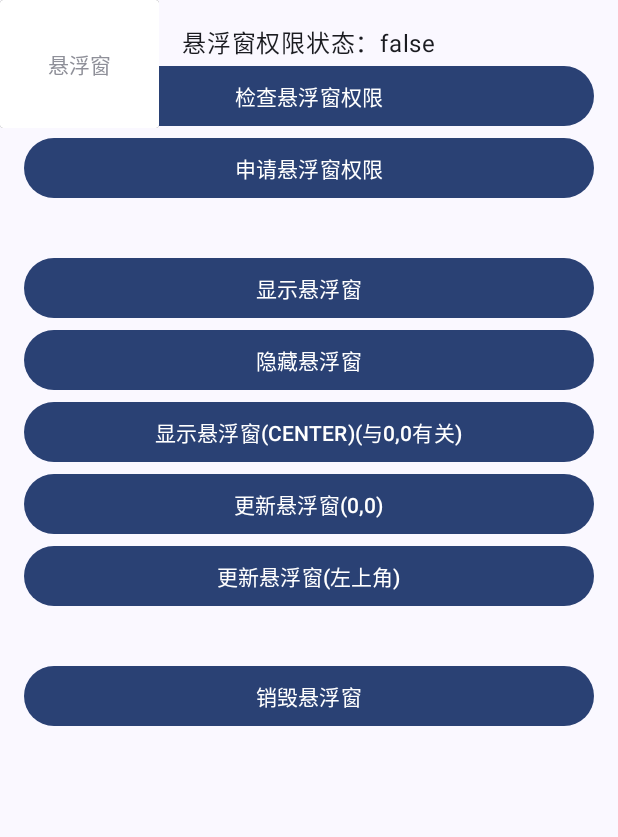
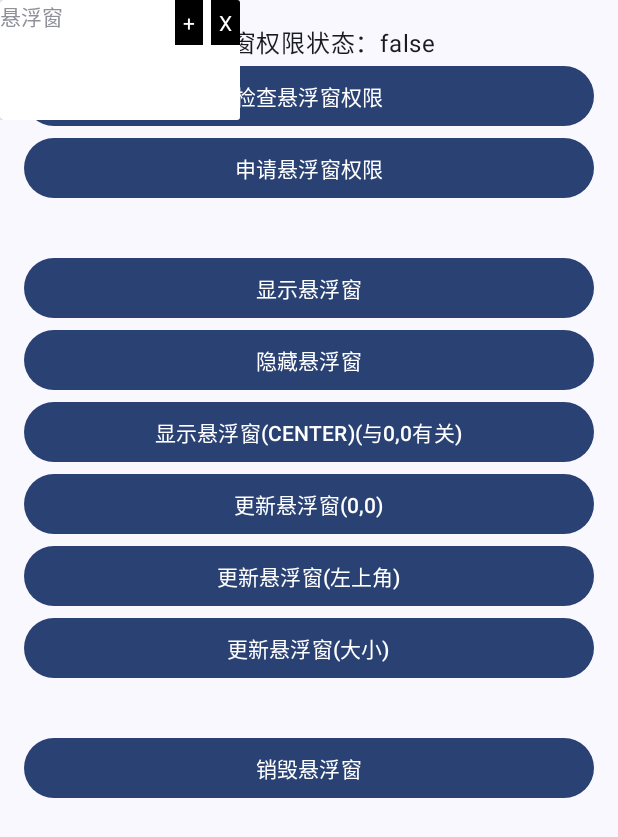
Before and after one commit to munch1182/p1, an Android app built with Jetpack Compose: the screen it shows after launch (FloatWindowActivity), after a tap on "显示悬浮窗", on a phone screen of 412 x 824 dp. Shown: the top 837 px of the screen. Run offline under Robolectric (Android 15) with nearby library versions, the phone set to English and light mode, and no system bars.

Commit message:
FWWidget touch and click

```diff
--- a/app/src/main/java/com/munch1182/p1/FloatWindowActivity.kt
+++ b/app/src/main/java/com/munch1182/p1/FloatWindowActivity.kt
@@ -7,8 +7,9 @@ import android.net.Uri
 import android.os.Bundle
 import android.provider.Settings
 import android.view.Gravity
-import android.widget.Button
+import android.view.View
 import android.widget.FrameLayout
+import android.widget.LinearLayout
 import android.widget.TextView
 import androidx.activity.ComponentActivity
 import androidx.cardview.widget.CardView
@@ -31,9 +32,11 @@ import androidx.compose.ui.Modifier
 import androidx.compose.ui.platform.LocalContext
 import androidx.compose.ui.tooling.preview.Preview
 import androidx.compose.ui.unit.dp
+import androidx.core.view.isVisible
 import androidx.core.view.setPadding
 import com.munch1182.lib.floatwindow.FWManager
 import com.munch1182.lib.keepScreenOn
+import com.munch1182.lib.toast
 import com.munch1182.p1.ui.theme.P1Theme
 
 class FloatWindowActivity : ComponentActivity() {
@@ -50,40 +53,87 @@ class FloatWindowActivity : ComponentActivity() {
 
     private fun Context.showFloatWindow() {
         val ctx = this.applicationContext
-        val minView = FrameLayout(ctx).apply {
-            addView(Button(ctx).apply {
-                text = "最小化"
+        val floatWindow = FrameLayout(ctx).apply {
+            id = R.id.float_window
+            addView(TextView(ctx).apply { text = "悬浮窗" })
+            addView(
+                LinearLayout(ctx).apply {
+                    addView(TextView(ctx).apply {
+                        setBackgroundColor(Color.BLACK)
+                        setTextColor(Color.WHITE)
+                        setOnClickListener { toggleMinShow() }
+                        setPadding(8.dp.value.toInt())
+                        text = "+"
+                    })
+                    addView(View(ctx), LinearLayout.LayoutParams(8, 1))
+                    addView(TextView(ctx).apply {
+                        setBackgroundColor(Color.BLACK)
+                        setTextColor(Color.WHITE)
+                        setOnClickListener { FWManager.hideAll() }
+                        setPadding(8.dp.value.toInt())
+                        text = "X"
+                    })
+                }, FrameLayout.LayoutParams(
+                    FrameLayout.LayoutParams.WRAP_CONTENT,
+                    FrameLayout.LayoutParams.WRAP_CONTENT
+                ).apply { gravity = Gravity.END or Gravity.TOP }
+            )
+
+            layoutParams = FrameLayout.LayoutParams(240, 120)
+            setBackgroundColor(Color.parseColor("#ffffff"))
+            setOnClickListener { toast("点击了悬浮窗") }
+        }
+
+        val floatMinWindow = FrameLayout(ctx).apply {
+            id = R.id.float_window_min
+            visibility = View.GONE
+            setBackgroundColor(Color.BLACK)
+            addView(TextView(ctx).apply {
+                setBackgroundColor(Color.BLACK)
+                setTextColor(Color.WHITE)
+                setOnClickListener { toggleMinShow() }
+                setPadding(8.dp.value.toInt())
+                text = "口"
+            }, FrameLayout.LayoutParams(80, 120))
+        }
+        val card = CardView(ctx).apply {
+            addView(FrameLayout(ctx).apply {
+                addView(floatMinWindow)
+                addView(floatWindow)
             })
-            setPadding(
-                8.dp.value.toInt(),
-                64.dp.value.toInt(),
-                8.dp.value.toInt(),
-                64.dp.value.toInt()
-            )
-            tag = "minView"
-            setOnClickListener {
-
-            }
         }
-        val floatWindow = FrameLayout(ctx).apply {
-            addView(TextView(ctx).apply {
-                text = "悬浮窗"
-            })
-            setPadding(48.dp.value.toInt())
-            setBackgroundColor(Color.parseColor("#ffffff"))
-            tag = "floatWindow"
-        }
-        val card = CardView(ctx).apply { addView(floatWindow) }
 
         if (FWManager.isDestroy()) {
-            FWManager.create(card).setEdgeMoveListener {
-
-            }
+            FWManager.create(card).setEdgeMoveListener { toggleMinShow() }
         }
         FWManager.show()
     }
 
+    private fun toggleMinShow() {
+        FWManager.updateView { v, _ ->
+            val floatWindow = v.findViewById<View>(R.id.float_window)
+            val floatWindowMin = v.findViewById<View>(R.id.float_window_min)
+            if (floatWindow.isVisible) {
+                floatWindow.visibility = View.GONE
+                floatWindowMin.visibility = View.VISIBLE
+            } else {
+                floatWindow.visibility = View.VISIBLE
+                floatWindowMin.visibility = View.GONE
+            }
+            true
+        }
+    }
+
     private fun setupFloatWindow(type: Int, setGravity: MutableState<Int>? = null) {
+        if (type == 3) {
+            FWManager.updateView { v, lp ->
+                v.setBackgroundColor(Color.RED)
+                v.invalidate()
+                lp.width = if (lp.width == 240) 120 else 240
+                return@updateView true
+            }
+            return
+        }
         FWManager.update {
             when (type) {
                 0 -> {
@@ -146,6 +196,7 @@ class FloatWindowActivity : ComponentActivity() {
             Item("显示悬浮窗(${showString(gravity)})(与0,0有关)") { setupFloatWindow(2, gravity) }
             Item("更新悬浮窗(0,0)") { setupFloatWindow(1) }
             Item("更新悬浮窗(左上角)") { setupFloatWindow(0) }
+            Item("更新悬浮窗(大小)") { setupFloatWindow(3) }
             Spacer(Modifier.height(32.dp))
             Item("销毁悬浮窗") { FWManager.destroyAll() }
         }
--- a/libFloatWindow/src/main/java/com/munch1182/lib/floatwindow/FWManager.kt
+++ b/libFloatWindow/src/main/java/com/munch1182/lib/floatwindow/FWManager.kt
@@ -8,12 +8,10 @@ import android.graphics.Point
 import android.graphics.Rect
 import android.provider.Settings
 import android.view.Gravity
-import android.view.MotionEvent
 import android.view.View
 import android.view.WindowManager
 import android.view.animation.BounceInterpolator
 import androidx.core.view.isVisible
-import kotlin.math.absoluteValue
 
 object FWManager {
 
@@ -50,12 +48,16 @@ object FWManager {
         return map[id]?.view?.isVisible ?: false
     }
 
-    fun update(id: String = DEFAULT_ID, updateLP: WindowManager.LayoutParams.() -> Boolean) {
+    fun update(id: String = DEFAULT_ID, update: WindowManager.LayoutParams.() -> Boolean) {
+        updateView(id) { _, lp -> update(lp) }
+    }
+
+    fun updateView(id: String = DEFAULT_ID, update: (View, WindowManager.LayoutParams) -> Boolean) {
         val fwWidget = map[id] ?: return
-        if (!updateLP(fwWidget.lp)) {
+        if (!update(fwWidget.view, fwWidget.lp)) {
             return
         }
-        fwWidget.view.context.wm()?.updateViewLayout(fwWidget.view, fwWidget.lp)
+        fwWidget.update()
     }
 
     fun setEdgeMoveListener(
@@ -88,15 +90,12 @@ object FWManager {
     }
 }
 
-class FWWidget internal constructor(internal val view: View) {
+class FWWidget internal constructor(val view: View) {
 
     private val ctx = view.context.applicationContext
     internal val lp by lazy { WindowManager.LayoutParams() }
-    private val canMoveRect by lazy { view.findCanMoveRect() }
-
-    private val touchListener by lazy {
-        FWTouchListener({ x, y, isDowned -> followMove(x, y, isDowned) }, { attachEdge(it) })
-    }
+    private var canMoveRect = view.findCanMoveRect()
+    private val tfl by lazy { TouchFrameLayout(ctx).apply { addView(view) } }
 
     // 当view贴边后，仍然向该方向滑动的回调
     private var edgeMoveListener: ((leftTrueOrRight: Boolean) -> Unit)? = null
@@ -106,27 +105,38 @@ class FWWidget internal constructor(internal val view: View) {
     }
 
     internal fun create(): FWWidget {
-        if (view.isAttachedToWindow) {
+        if (tfl.isAttachedToWindow) {
             return this
         }
         updateLP()
         hide()
-        view.setOnTouchListener(touchListener)
-        ctx.wm()?.addView(view, lp)
+        tfl.setMoveListener { x, y, isMove -> followMove(x, y, isMove) }
+            .setAttachEdgeListener { attachEdge(it) }
+        ctx.wm()?.addView(tfl, lp)
+        updateCanMoveRect()
         return this
     }
 
+    internal fun update() {
+        ctx.wm()?.updateViewLayout(tfl, lp)
+        updateCanMoveRect()
+    }
+
     internal fun show() {
-        view.visibility = View.VISIBLE
+        tfl.visibility = View.VISIBLE
     }
 
     internal fun hide() {
-        view.visibility = View.GONE
+        tfl.visibility = View.GONE
     }
 
     internal fun destroy() {
-        view.setOnTouchListener(null)
-        ctx.wm()?.removeView(view)
+        tfl.setOnTouchListener(null)
+        ctx.wm()?.removeView(tfl)
+    }
+
+    private fun updateCanMoveRect() {
+        canMoveRect = view.findCanMoveRect()
     }
 
     private fun updateLP() {
@@ -159,7 +169,7 @@ class FWWidget internal constructor(internal val view: View) {
         lp.x += x
         lp.y += y
 
-        ctx.wm()?.updateViewLayout(view, lp)
+        update()
     }
 
     private fun attachEdge(xDistance: Int) {
@@ -174,76 +184,11 @@ class FWWidget internal constructor(internal val view: View) {
                     return@addUpdateListener
                 }
                 lp.x += x
-                ctx.wm()?.updateViewLayout(view, lp)
+                update()
             }
         }.start()
     }
 
-}
-
-internal class FWTouchListener(
-    private val moveListener: ((x: Int, y: Int, isDowned: Boolean) -> Unit)? = null,
-    private val attachEdgeListener: ((xDistance: Int) -> Unit)? = null,
-) : View.OnTouchListener {
-    private val lastMovePoint = Point()
-
-    private var isMoving = false
-    private var halfScreenWidth = -1
-    private var endX = -1
-
-    override fun onTouch(v: View?, event: MotionEvent?): Boolean {
-        v ?: return false
-        event ?: return false
-
-
-        if (halfScreenWidth == -1) {
-            // 因为本身有宽度，所以左边判断范围少一点
-            halfScreenWidth = (v.context.screenWidth() - v.width) / 2
-        }
-        if (endX == -1) {
-            // endX = halfScreenWidth * 2 - v.width // 理论上是第一个，但是用第二个好用
-            endX = halfScreenWidth * 2
-        }
-
-        val x = event.rawX.toInt()
-        val y = event.rawY.toInt()
-
-        when (event.action) {
-            MotionEvent.ACTION_DOWN -> {
-                isMoving = false
-                lastMovePoint.set(x, y)
-                return true
-            }
-
-            MotionEvent.ACTION_MOVE -> {
-
-                val mX = x - lastMovePoint.x
-                val mY = y - lastMovePoint.y
-                lastMovePoint.set(x, y)
-
-                moveListener?.invoke(mX, mY, !isMoving)
-                isMoving = true
-                return true
-            }
-
-            MotionEvent.ACTION_UP -> {
-                if (!isMoving) {
-                    v.performClick()
-                    return false
-                }
-                isMoving = false
-
-                val loc = v.getInLocation()
-                val xDistance = if (loc.x > halfScreenWidth) {
-                    (endX - loc.x).absoluteValue
-                } else {
-                    loc.x * -1
-                }
-                attachEdgeListener?.invoke(xDistance)
-            }
-        }
-        return false
-    }
 }
 
 fun Context.wm(): WindowManager? {
@@ -251,17 +196,13 @@ fun Context.wm(): WindowManager? {
         .getOrNull()
 }
 
-private fun View.getInLocation(): Point {
+internal fun View.getInLocation(): Point {
     val loc = IntArray(2)
     getLocationOnScreen(loc)
     return Point(loc[0], loc[1])
 }
 
-private fun Context.screenWidth(): Int {
-    return resources.displayMetrics.widthPixels
-}
-
-private fun View.findCanMoveRect(): Rect {
+internal fun View.findCanMoveRect(): Rect {
     return Rect(
         0,
         context.getStatusBarHeight(),
@@ -271,8 +212,14 @@ private fun View.findCanMoveRect(): Rect {
     )
 }
 
+
+internal fun Context.screenWidth(): Int {
+    return resources.displayMetrics.widthPixels
+}
+
+
 @SuppressLint("InternalInsetResource")
-private fun Context.getStatusBarHeight(): Int {
+internal fun Context.getStatusBarHeight(): Int {
     return kotlin.runCatching {
         resources.getDimensionPixelSize(
             resources.getIdentifier(
@@ -285,7 +232,7 @@ private fun Context.getStatusBarHeight(): Int {
 }
 
 @SuppressLint("InternalInsetResource")
-private fun Context.getNavigationBarHeight(): Int {
+internal fun Context.getNavigationBarHeight(): Int {
     return kotlin.runCatching {
         resources.getDimensionPixelSize(
             resources.getIdentifier("navigation_bar_height", "dimen", "android")
--- /dev/null
+++ b/libFloatWindow/src/main/java/com/munch1182/lib/floatwindow/TouchFrameLayout.kt
@@ -0,0 +1,113 @@
+package com.munch1182.lib.floatwindow
+
+import android.content.Context
+import android.graphics.Color
+import android.graphics.Point
+import android.util.AttributeSet
+import android.view.MotionEvent
+import android.widget.FrameLayout
+import androidx.annotation.AttrRes
+import androidx.annotation.StyleRes
+import kotlin.math.absoluteValue
+
+class TouchFrameLayout @JvmOverloads constructor(
+    context: Context,
+    attr: AttributeSet? = null,
+    @AttrRes defStyleAttr: Int = 0,
+    @StyleRes defStyleRes: Int = 0
+) : FrameLayout(context, attr, defStyleAttr, defStyleRes) {
+    private val lastMovePoint = Point()
+
+    private var isMoveJudge = false
+    private var isMoving = false
+    private val halfScreenWidth by lazy { (context.screenWidth() - width) / 2 }
+    private val endX by lazy { halfScreenWidth * 2 }
+    private var moveListener: ((x: Int, y: Int, isMove: Boolean) -> Unit)? = null
+    private var attachEdgeListener: ((xDistance: Int) -> Unit)? = null
+
+    init {
+        setBackgroundColor(Color.TRANSPARENT)
+    }
+
+    override fun onInterceptTouchEvent(ev: MotionEvent?): Boolean {
+        val intercept = when (ev?.action) {
+            MotionEvent.ACTION_DOWN -> {
+                isMoveJudge = false
+                false
+            }
+
+            MotionEvent.ACTION_MOVE -> {
+                isMoveJudge = true
+                true
+            }
+
+            MotionEvent.ACTION_UP -> {
+                isMoveJudge
+            }
+
+            else -> false
+        }
+        return intercept || super.onInterceptTouchEvent(ev)
+    }
+
+    fun setMoveListener(listener: (x: Int, y: Int, isMove: Boolean) -> Unit): TouchFrameLayout {
+        this.moveListener = listener
+        return this
+    }
+
+    fun setAttachEdgeListener(listener: (xDistance: Int) -> Unit): TouchFrameLayout {
+        this.attachEdgeListener = listener
+        return this
+    }
+
+    override fun performClick(): Boolean {
+        return super.performClick()
+    }
+
+    override fun onTouchEvent(event: MotionEvent?): Boolean {
+        val v = this
+        event ?: return false
+
+        val x = event.rawX.toInt()
+        val y = event.rawY.toInt()
+
+        when (event.action) {
+            MotionEvent.ACTION_DOWN -> {
+                isMoving = false
+                lastMovePoint.set(x, y)
+                return true
+            }
+
+            MotionEvent.ACTION_MOVE -> {
+                // 因为没有拦截DOWN事件，所以需要在这里判断并赋值
+                if (!isMoving) {
+                    isMoving = true
+                    lastMovePoint.set(x, y)
+                    return true
+                }
+                val mX = x - lastMovePoint.x
+                val mY = y - lastMovePoint.y
+                lastMovePoint.set(x, y)
+                moveListener?.invoke(mX, mY, !isMoving)
+                isMoving = true
+                return true
+            }
+
+            MotionEvent.ACTION_UP -> {
+                if (!isMoving) {
+                    performClick()
+                    return false
+                }
+                isMoving = false
+                val loc = v.getInLocation()
+                val xDistance = if (loc.x > halfScreenWidth) {
+                    (endX - loc.x).absoluteValue
+                } else {
+                    loc.x * -1
+                }
+                attachEdgeListener?.invoke(xDistance)
+            }
+        }
+        return false
+    }
+}
```
Also changed, not shown: app/src/main/res/layout/activity_base.xml (deleted, +0 -33 lines), app/src/main/res/layout/content_base.xml (deleted, +0 -19 lines), app/src/main/res/layout/fragment_first.xml (deleted, +0 -35 lines), app/src/main/res/layout/fragment_second.xml (deleted, +0 -35 lines), app/src/main/res/navigation/nav_graph.xml (deleted, +0 -28 lines), app/src/main/res/values/strings.xml (+2 -40 lines).
